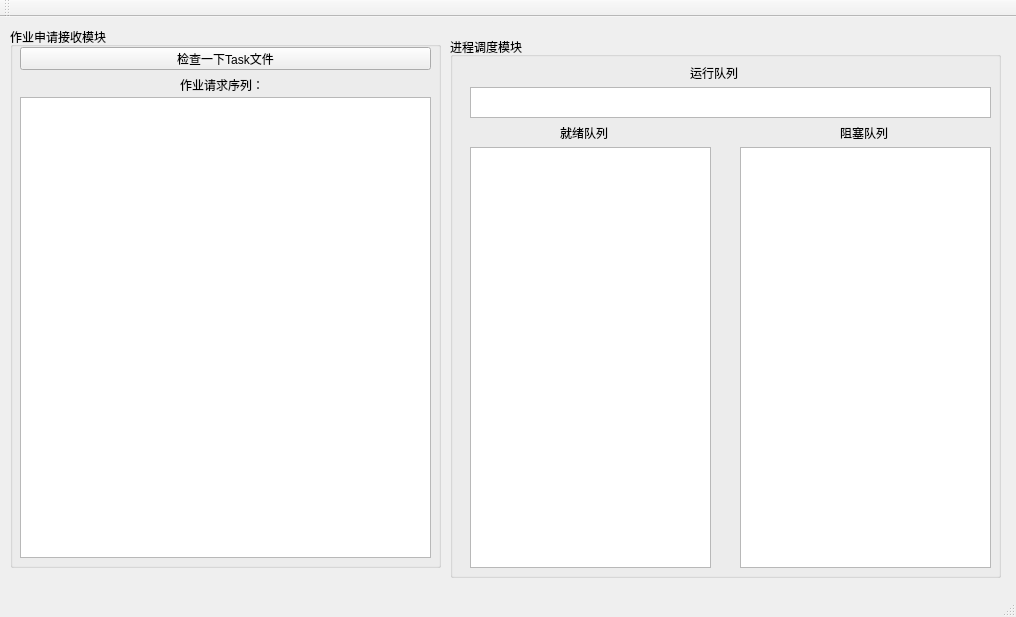
Qt form Obligatory/OS-O-01/RunProcess/runprocess.ui (Carlos-yyt/OS-Experiment) before a commit.
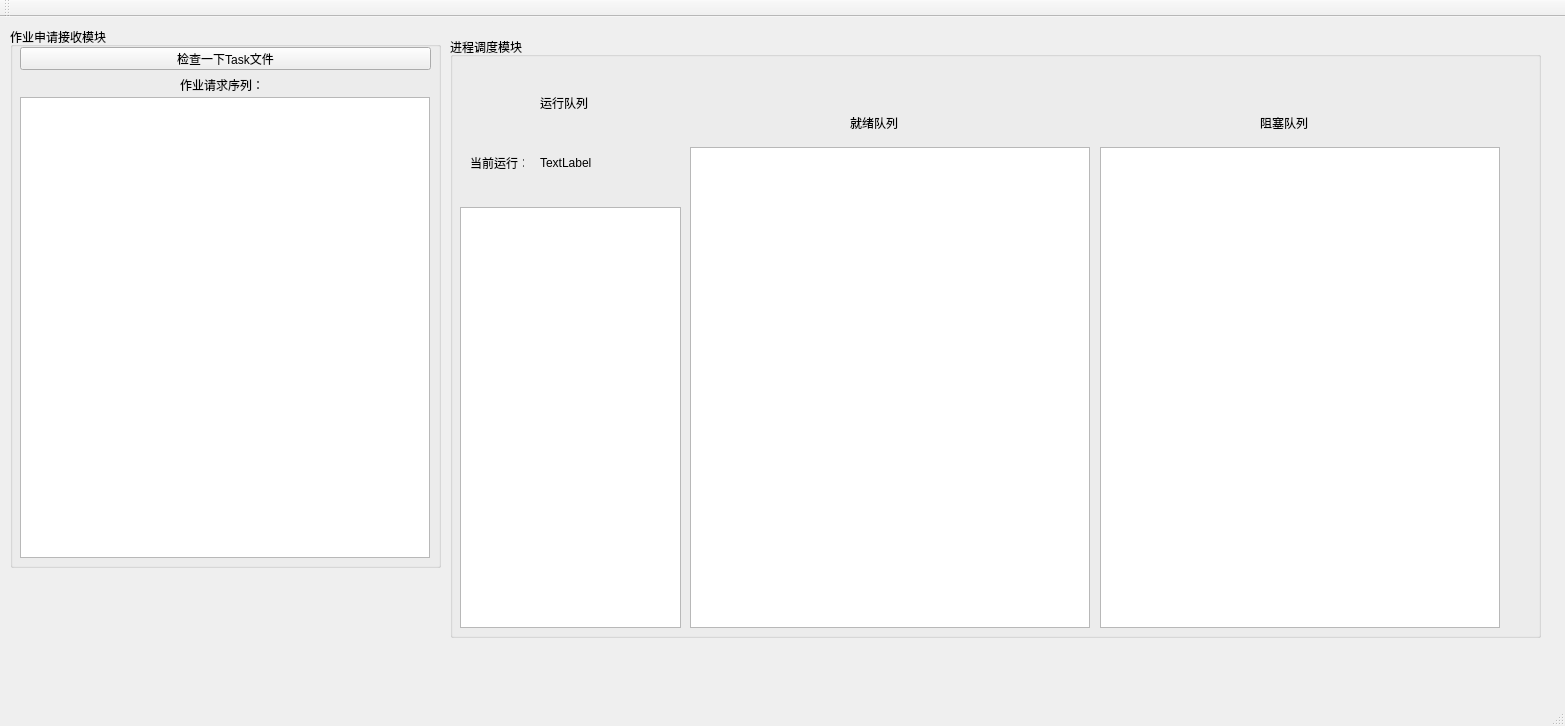
The same form after that commit.

What changed in the file:
```diff
--- a/Obligatory/OS-O-01/RunProcess/runprocess.ui
+++ b/Obligatory/OS-O-01/RunProcess/runprocess.ui
@@ -6,8 +6,8 @@
    <rect>
     <x>0</x>
     <y>0</y>
-    <width>1016</width>
-    <height>617</height>
+    <width>1565</width>
+    <height>726</height>
    </rect>
   </property>
   <property name="windowTitle">
@@ -31,7 +31,7 @@
       <rect>
        <x>10</x>
        <y>70</y>
-       <width>411</width>
+       <width>410</width>
        <height>461</height>
       </rect>
      </property>
@@ -68,8 +68,8 @@
      <rect>
       <x>450</x>
       <y>20</y>
-      <width>551</width>
-      <height>541</height>
+      <width>1091</width>
+      <height>601</height>
      </rect>
     </property>
     <property name="title">
@@ -78,38 +78,38 @@
     <widget class="QTextBrowser" name="textBrowser">
      <property name="geometry">
       <rect>
-       <x>20</x>
-       <y>50</y>
-       <width>521</width>
-       <height>31</height>
+       <x>10</x>
+       <y>170</y>
+       <width>221</width>
+       <height>421</height>
       </rect>
      </property>
     </widget>
     <widget class="QTextBrowser" name="textBrowser_2">
      <property name="geometry">
       <rect>
-       <x>20</x>
+       <x>240</x>
        <y>110</y>
-       <width>241</width>
-       <height>421</height>
+       <width>400</width>
+       <height>481</height>
       </rect>
      </property>
     </widget>
     <widget class="QTextBrowser" name="textBrowser_3">
      <property name="geometry">
       <rect>
-       <x>290</x>
+       <x>650</x>
        <y>110</y>
-       <width>251</width>
-       <height>421</height>
+       <width>400</width>
+       <height>481</height>
       </rect>
      </property>
     </widget>
     <widget class="QLabel" name="label_2">
      <property name="geometry">
       <rect>
-       <x>110</x>
-       <y>90</y>
+       <x>400</x>
+       <y>80</y>
        <width>54</width>
        <height>12</height>
       </rect>
@@ -121,8 +121,8 @@
     <widget class="QLabel" name="label_3">
      <property name="geometry">
       <rect>
-       <x>390</x>
-       <y>90</y>
+       <x>810</x>
+       <y>80</y>
        <width>54</width>
        <height>12</height>
       </rect>
@@ -134,8 +134,8 @@
     <widget class="QLabel" name="label_4">
      <property name="geometry">
       <rect>
-       <x>240</x>
-       <y>30</y>
+       <x>90</x>
+       <y>60</y>
        <width>54</width>
        <height>12</height>
       </rect>
@@ -144,6 +144,32 @@
       <string>运行队列</string>
      </property>
     </widget>
+    <widget class="QLabel" name="label_5">
+     <property name="geometry">
+      <rect>
+       <x>20</x>
+       <y>120</y>
+       <width>54</width>
+       <height>12</height>
+      </rect>
+     </property>
+     <property name="text">
+      <string>当前运行：</string>
+     </property>
+    </widget>
+    <widget class="QLabel" name="curProLab">
+     <property name="geometry">
+      <rect>
+       <x>90</x>
+       <y>120</y>
+       <width>54</width>
+       <height>12</height>
+      </rect>
+     </property>
+     <property name="text">
+      <string>TextLabel</string>
+     </property>
+    </widget>
    </widget>
   </widget>
   <widget class="QMenuBar" name="menuBar">
```
Left out of the diff: 8 changed lines with no effect on the pictures.
